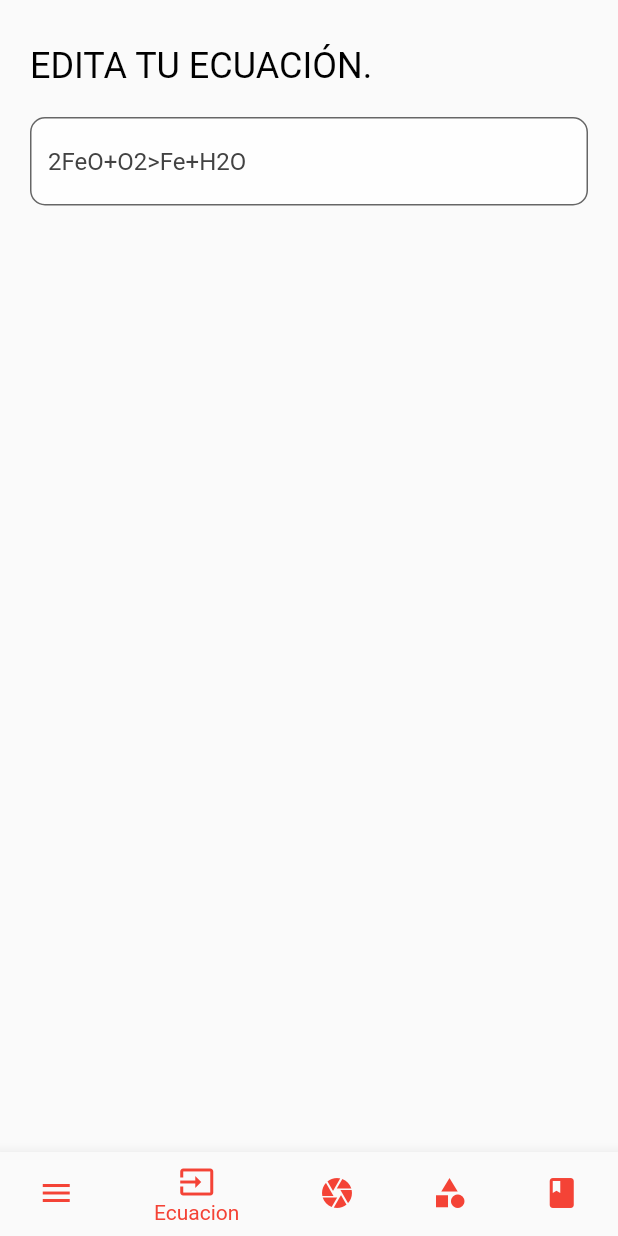
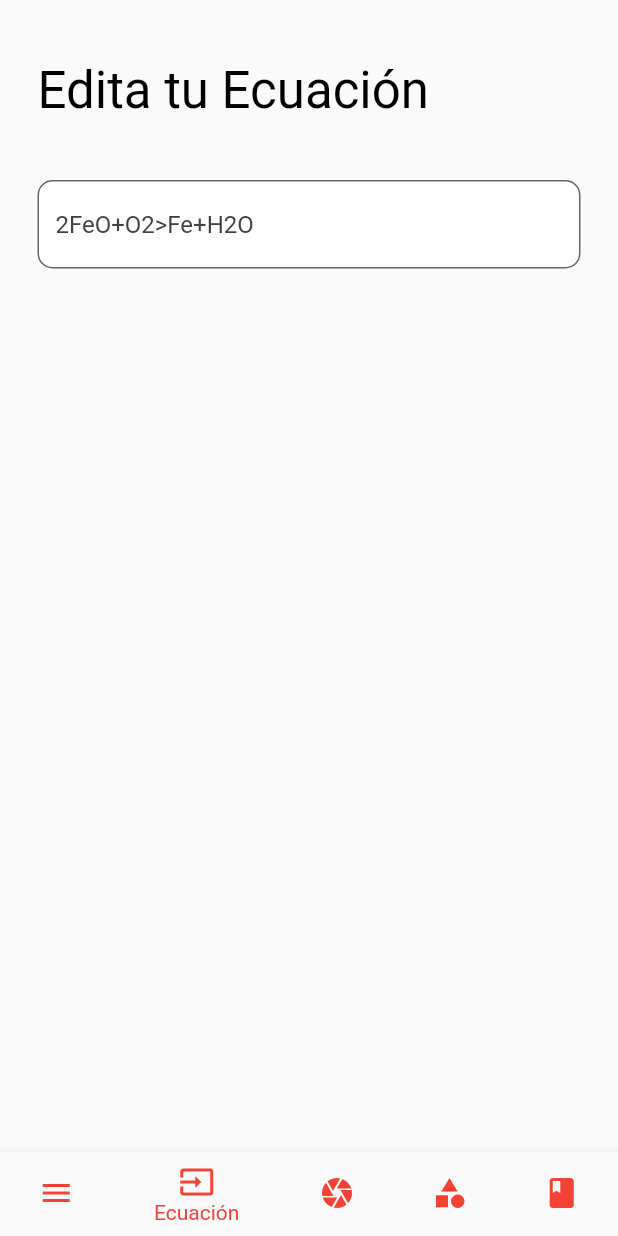
Before and after one commit to baesparza/photochemist, a Flutter app: the screen it shows after launch, item 2 of the bottom bar chosen, on a phone screen of 412 x 824 dp. Run offline on Flutter 3.47's test engine with Material 2 defaults, Android fonts, the phone set to English and light mode, and no system bars.

Commit message:
chore: re-estructure code files

```diff
--- a/lib/main.dart
+++ b/lib/main.dart
@@ -1,8 +1,9 @@
 import 'package:flutter/material.dart';
+import 'package:photochemist/screens/home/photoChemistHome.dart';
 
-void main() => runApp(MyApp());
+void main() => runApp(PhotoChemistApp());
 
-class MyApp extends StatelessWidget {
+class PhotoChemistApp extends StatelessWidget {
   // This widget is the root of your application.
   @override
   Widget build(BuildContext context) {
@@ -16,119 +17,3 @@ class MyApp extends StatelessWidget {
     );
   }
 }
-
-class PhotoChemistHome extends StatefulWidget {
-  const PhotoChemistHome({
-    Key key,
-  }) : super(key: key);
-
-  @override
-  _PhotoChemistHomeState createState() => _PhotoChemistHomeState();
-}
-
-class _PhotoChemistHomeState extends State<PhotoChemistHome> {
-  int _selectedIndex = 2;
-  GlobalKey<ScaffoldState> _scaffoldKey = new GlobalKey();
-
-  static List<Widget> _views = [
-    /// Dummy container, no real use, just take 1 space
-    Container(),
-    new InputEquationView(),
-    Placeholder(),
-    ListView.builder(
-      itemCount: 100,
-      itemBuilder: (BuildContext context, int index) => ListTile(
-            title: Text('$index'),
-          ),
-    ),
-    Center(
-      child: Text('3'),
-    ),
-  ];
-
-  void _onTappedItem(int index) {
-    if (index == 0) {
-      print('open menu');
-      this._scaffoldKey.currentState?.openDrawer();
-      return;
-    }
-    setState(() {
-      this._selectedIndex = index;
-    });
-  }
-
-  @override
-  Widget build(BuildContext context) {
-    return Scaffold(
-      key: this._scaffoldKey,
-      body: _PhotoChemistHomeState._views[this._selectedIndex],
-      drawer: Drawer(),
-      bottomNavigationBar: BottomNavigationBar(
-        items: [
-          BottomNavigationBarItem(
-            icon: Icon(Icons.menu),
-            title: Text('Menu'),
-          ),
-          BottomNavigationBarItem(
-            icon: Icon(Icons.input),
-            title: Text('Ecuacion'),
-          ),
-          BottomNavigationBarItem(
-            icon: Icon(Icons.camera),
-            title: Text('Camara'),
-          ),
-          BottomNavigationBarItem(
-            icon: Icon(Icons.category),
-            title: Text('Solucion'),
-          ),
-          BottomNavigationBarItem(
-            icon: Icon(Icons.book),
-            title: Text('Libreta'),
-          ),
-        ],
-        showUnselectedLabels: false,
-        onTap: this._onTappedItem,
-        currentIndex: this._selectedIndex,
-
-        /// TODO: Remove this unused class
-
-        unselectedItemColor: Theme.of(context).accentColor,
-        selectedItemColor: Theme.of(context).accentColor,
-      ),
-    );
-  }
-}
-
-class InputEquationView extends StatelessWidget {
-  const InputEquationView({
-    Key key,
-  }) : super(key: key);
-
-  @override
-  Widget build(BuildContext context) {
-    return SafeArea(
-      child: ListView(
-        padding: const EdgeInsets.symmetric(vertical: 30, horizontal: 20),
-        children: <Widget>[
-          Text(
-            'Edita tu ecuación.'.toUpperCase(),
-            style: Theme.of(context).textTheme.headline.copyWith(color: Colors.black),
-          ),
-          Container(height: 20),
-          new TextField(
-            decoration: new InputDecoration(
-                border: new OutlineInputBorder(
-                  borderRadius: const BorderRadius.all(
-                    const Radius.circular(10.0),
-                  ),
-                ),
-                filled: true,
-                hintStyle: new TextStyle(color: Colors.grey[800]),
-                hintText: "2FeO+O2>Fe+H2O",
-                fillColor: Colors.white70),
-          ),
-        ],
-      ),
-    );
-  }
-}
--- /dev/null
+++ b/lib/screens/home/cameraView.dart
@@ -0,0 +1,12 @@
+import 'package:flutter/material.dart';
+
+class CameraView extends StatelessWidget {
+  const CameraView({
+    Key key,
+  }) : super(key: key);
+
+  @override
+  Widget build(BuildContext context) {
+    return Placeholder();
+  }
+}
--- /dev/null
+++ b/lib/screens/home/equationHistoryView.dart
@@ -0,0 +1,14 @@
+import 'package:flutter/material.dart';
+
+class EquationHistory extends StatelessWidget {
+  const EquationHistory({
+    Key key,
+  }) : super(key: key);
+
+  @override
+  Widget build(BuildContext context) {
+    return Center(
+      child: Text('3'),
+    );
+  }
+}
--- /dev/null
+++ b/lib/screens/home/inputEquationView.dart
@@ -0,0 +1,35 @@
+import 'package:flutter/material.dart';
+
+class InputEquationView extends StatelessWidget {
+  const InputEquationView({
+    Key key,
+  }) : super(key: key);
+
+  @override
+  Widget build(BuildContext context) {
+    return SafeArea(
+      child: ListView(
+        padding: const EdgeInsets.symmetric(vertical: 40, horizontal: 25),
+        children: <Widget>[
+          Text(
+            'Edita tu Ecuación',
+            style: Theme.of(context).textTheme.display1.copyWith(color: Colors.black),
+          ),
+          Container(height: 40),
+          new TextField(
+            decoration: new InputDecoration(
+                border: new OutlineInputBorder(
+                  borderRadius: const BorderRadius.all(
+                    const Radius.circular(10.0),
+                  ),
+                ),
+                filled: true,
+                hintStyle: new TextStyle(color: Colors.grey[800]),
+                hintText: "2FeO+O2>Fe+H2O",
+                fillColor: Colors.white70),
+          ),
+        ],
+      ),
+    );
+  }
+}
--- /dev/null
+++ b/lib/screens/home/photoChemistHome.dart
@@ -0,0 +1,84 @@
+import 'package:flutter/material.dart';
+import 'package:photochemist/screens/home/cameraView.dart';
+import 'package:photochemist/screens/home/equationHistoryView.dart';
+import 'package:photochemist/screens/home/inputEquationView.dart';
+import 'package:photochemist/screens/home/solutionEquationView.dart';
+
+class PhotoChemistHome extends StatefulWidget {
+  const PhotoChemistHome({
+    Key key,
+  }) : super(key: key);
+
+  @override
+  _PhotoChemistHomeState createState() => _PhotoChemistHomeState();
+}
+
+class _PhotoChemistHomeState extends State<PhotoChemistHome> {
+  /// current activated page
+  int _selectedIndex = 2;
+
+  /// track state of current scaffold. Main purpose related to use of drawer
+  GlobalKey<ScaffoldState> _scaffoldKey = new GlobalKey();
+
+  /// different views used for this page.
+  /// First class is a dummy container, no real use, just take 1 space
+  static List<Widget> _views = [
+    Container(),
+    InputEquationView(),
+    CameraView(),
+    SolutionEquationView(),
+    EquationHistory(),
+  ];
+
+  /// activate different pages. and keep track when to open menu.
+  void _onTappedItem(int index) {
+    if (index == 0) {
+      this._scaffoldKey.currentState?.openDrawer();
+      return;
+    }
+    setState(() {
+      this._selectedIndex = index;
+    });
+  }
+
+  @override
+  Widget build(BuildContext context) {
+    return Scaffold(
+      key: this._scaffoldKey,
+      body: _PhotoChemistHomeState._views[this._selectedIndex],
+      drawer: Drawer(),
+      bottomNavigationBar: BottomNavigationBar(
+        items: [
+          BottomNavigationBarItem(
+            icon: Icon(Icons.menu),
+            title: Text('Menu'),
+          ),
+          BottomNavigationBarItem(
+            icon: Icon(Icons.input),
+            title: Text('Ecuación'),
+          ),
+          BottomNavigationBarItem(
+            icon: Icon(Icons.camera),
+            title: Text('Cámara'),
+          ),
+          BottomNavigationBarItem(
+            icon: Icon(Icons.category),
+            title: Text('Solución'),
+          ),
+          BottomNavigationBarItem(
+            icon: Icon(Icons.book),
+            title: Text('Libreta'),
+          ),
+        ],
+        showUnselectedLabels: false,
+        onTap: this._onTappedItem,
+        currentIndex: this._selectedIndex,
+
+        /// TODO: Remove this unused class
+
+        unselectedItemColor: Theme.of(context).accentColor,
+        selectedItemColor: Theme.of(context).accentColor,
+      ),
+    );
+  }
+}
--- /dev/null
+++ b/lib/screens/home/solutionEquationView.dart
@@ -0,0 +1,17 @@
+import 'package:flutter/material.dart';
+
+class SolutionEquationView extends StatelessWidget {
+  const SolutionEquationView({
+    Key key,
+  }) : super(key: key);
+
+  @override
+  Widget build(BuildContext context) {
+    return ListView.builder(
+      itemCount: 100,
+      itemBuilder: (BuildContext context, int index) => ListTile(
+            title: Text('$index'),
+          ),
+    );
+  }
+}
```
Also changed, not shown: lib/routes.dart (added), 4 other files.
